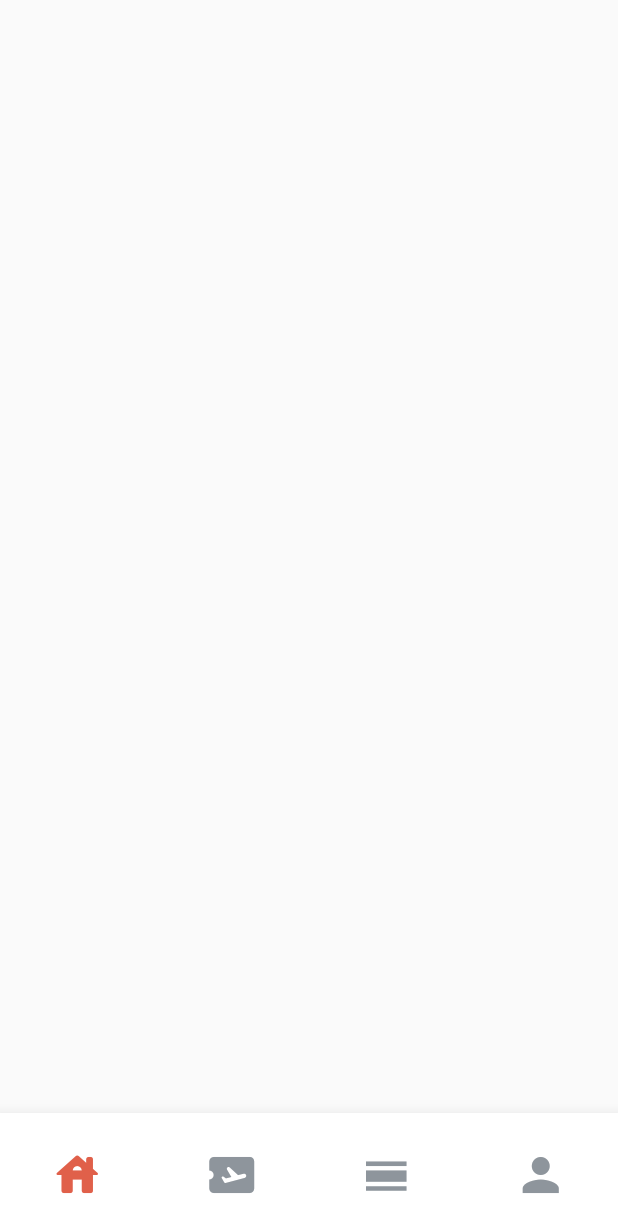
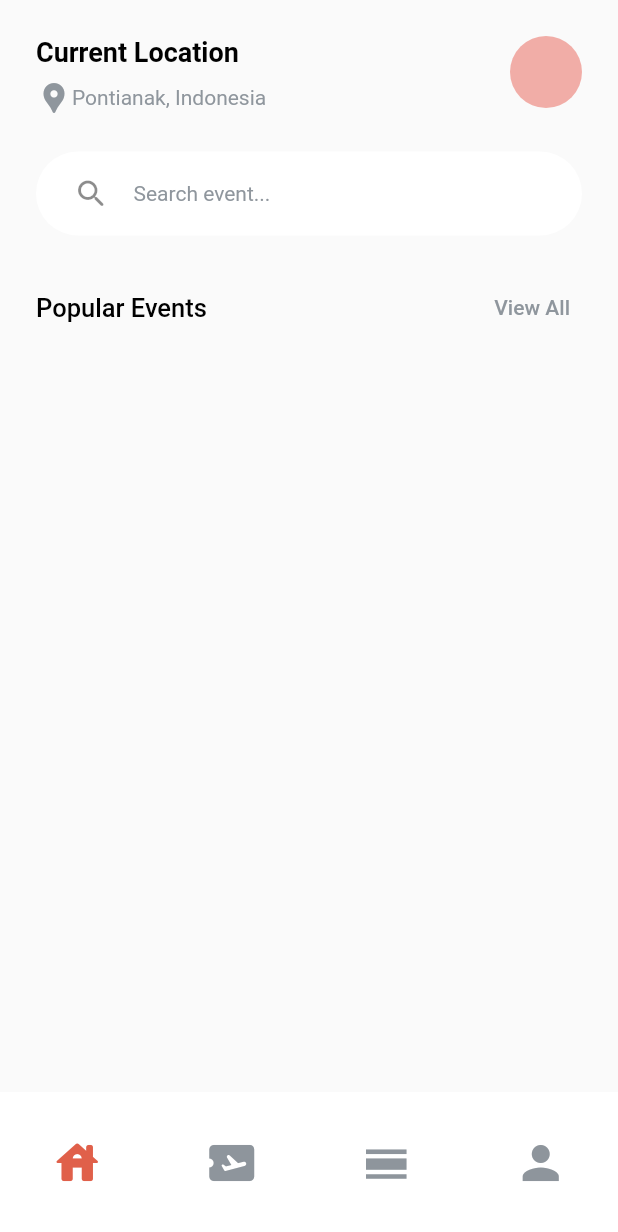
Before and after one commit to rafaelcolladojr/eventer, a Flutter app: the screen it shows after launch, on a phone screen of 412 x 824 dp. Shown: the top 1232 px of the screen. Run offline on Flutter 3.47's test engine with Material 2 defaults, Android fonts, the phone set to English and light mode, and no system bars.

Commit message:
Added constant values and colors. Implemented headers and CustomTextField in HomePage

```diff
--- a/lib/app.dart
+++ b/lib/app.dart
@@ -1,4 +1,5 @@
-import 'package:eventer/presentation/pages/home_page.dart';
+import 'package:eventer/core/constants/app_themes.dart';
+import 'package:eventer/presentation/pages/main_page.dart';
 import 'package:flutter/material.dart';
 
 class EventerApp extends StatelessWidget {
@@ -9,13 +10,11 @@ class EventerApp extends StatelessWidget {
     return MaterialApp(
       debugShowCheckedModeBanner: false,
       title: 'Eventer',
-      theme: ThemeData(
-        primarySwatch: Colors.blue,
-      ),
+      theme: ThemeData(appBarTheme: AppThemes.appBarTheme),
       routes: {
-        HomePage.route: (_) => const HomePage(),
+        MainPage.route: (_) => const MainPage(),
       },
-      initialRoute: HomePage.route,
+      initialRoute: MainPage.route,
     );
   }
 }
--- a/lib/core/constants/app_colors.dart
+++ b/lib/core/constants/app_colors.dart
@@ -3,6 +3,14 @@ import 'package:flutter/material.dart';
 class AppColors {
   static Color background = const Color(0xfffcfcfc);
   static Color foreground = const Color(0xffffffff);
+
+  static Color primary = const Color(0xff000000);
+  static Color primaryLight = const Color(0xff8f969d);
+
+  static Color secondary = const Color(0xffe0604a);
+  static Color secondaryLight = const Color(0xfffcf2f1);
   static Color selectedBottomNavigationIcon = const Color(0xffe0604a);
   static Color unselectedBottomNavigationIcon = const Color(0xff8e959c);
+
+  static Color profileCircle = const Color(0xfff1ada7);
 }
--- /dev/null
+++ b/lib/core/constants/app_numbers.dart
@@ -0,0 +1,3 @@
+class AppNumbers {
+  static double mainPadding = 24.0;
+}
--- /dev/null
+++ b/lib/core/constants/app_styles.dart
@@ -0,0 +1,22 @@
+import 'package:eventer/core/constants/app_colors.dart';
+import 'package:flutter/material.dart';
+
+class AppStyles {
+  static TextStyle header1 = TextStyle(
+    color: AppColors.primary,
+    fontWeight: FontWeight.w700,
+    fontSize: 18.0,
+  );
+
+  static TextStyle header2 = TextStyle(
+    color: AppColors.primary,
+    fontWeight: FontWeight.w500,
+    fontSize: 17.0,
+  );
+
+  static TextStyle subtitle = TextStyle(
+    color: AppColors.primaryLight,
+    fontWeight: FontWeight.w400,
+    fontSize: 14.0,
+  );
+}
--- /dev/null
+++ b/lib/core/constants/app_themes.dart
@@ -0,0 +1,9 @@
+import 'package:flutter/material.dart';
+import 'package:flutter/services.dart';
+
+class AppThemes {
+  static AppBarTheme appBarTheme = const AppBarTheme(
+    systemOverlayStyle: SystemUiOverlayStyle.dark,
+    color: Colors.transparent,
+  );
+}
--- a/lib/presentation/pages/home_page.dart
+++ b/lib/presentation/pages/home_page.dart
@@ -1,19 +1,76 @@
-import 'package:eventer/presentation/widgets/home_bottom_navigation_bar.dart';
+import 'package:eventer/core/constants/app_colors.dart';
+import 'package:eventer/core/constants/app_numbers.dart';
+import 'package:eventer/core/constants/app_styles.dart';
+import 'package:eventer/presentation/widgets/custom_text_field.dart';
 import 'package:flutter/material.dart';
 
 class HomePage extends StatelessWidget {
   const HomePage({Key? key}) : super(key: key);
 
-  static String route = '/';
-
   @override
   Widget build(BuildContext context) {
-    return Scaffold(
-      body: SafeArea(
-        bottom: false,
-        child: Container(),
-      ),
-      bottomNavigationBar: const HomeBottomNavigationBar(),
+    return Column(
+      children: [
+        Padding(
+          padding: EdgeInsets.all(AppNumbers.mainPadding),
+          child: Column(
+            children: [
+              Row(
+                mainAxisAlignment: MainAxisAlignment.spaceBetween,
+                crossAxisAlignment: CrossAxisAlignment.start,
+                children: [
+                  Column(
+                    crossAxisAlignment: CrossAxisAlignment.start,
+                    mainAxisAlignment: MainAxisAlignment.spaceBetween,
+                    children: [
+                      Padding(
+                        padding: const EdgeInsets.only(bottom: 8.0),
+                        child: Text(
+                          'Current Location',
+                          style: TextStyle(color: AppColors.primary, fontWeight: FontWeight.w700, fontSize: 18.0),
+                        ),
+                      ),
+                      Row(
+                        children: [
+                          Icon(Icons.location_pin, color: AppColors.primaryLight),
+                          Text(
+                            'Pontianak, Indonesia',
+                            style: AppStyles.subtitle,
+                          ),
+                        ],
+                      )
+                    ],
+                  ),
+                  CircleAvatar(
+                    radius: 24.0,
+                    backgroundColor: AppColors.profileCircle,
+                  ),
+                ],
+              ),
+              const Padding(
+                padding: EdgeInsets.symmetric(vertical: 24.0),
+                child: CustomTextField(
+                  label: Icon(Icons.search_rounded),
+                  hint: 'Search event...',
+                ),
+              ),
+              Row(
+                mainAxisAlignment: MainAxisAlignment.spaceBetween,
+                children: [
+                  Text('Popular Events', style: AppStyles.header2),
+                  TextButton(
+                    child: const Text('View All'),
+                    onPressed: () {},
+                    style: ButtonStyle(
+                      foregroundColor: MaterialStateColor.resolveWith((states) => AppColors.primaryLight),
+                    ),
+                  ),
+                ],
+              ),
+            ],
+          ),
+        ),
+      ],
     );
   }
 }
--- /dev/null
+++ b/lib/presentation/pages/main_page.dart
@@ -0,0 +1,42 @@
+import 'package:eventer/presentation/pages/home_page.dart';
+import 'package:eventer/presentation/widgets/home_bottom_tab_bar.dart';
+import 'package:flutter/material.dart';
+
+class MainPage extends StatelessWidget {
+  const MainPage({Key? key}) : super(key: key);
+
+  static String route = '/';
+
+  @override
+  Widget build(BuildContext context) {
+    return Scaffold(
+      body: DefaultTabController(
+        length: 4,
+        child: SafeArea(
+          bottom: false,
+          child: Column(
+            children: [
+              Expanded(
+                  child: TabBarView(
+                children: [
+                  const HomePage(),
+                  Container(),
+                  Container(),
+                  Container(),
+                ],
+              )),
+              const HomeBottomTabBar(
+                icons: [
+                  Icons.house_rounded,
+                  Icons.airplane_ticket_rounded,
+                  Icons.calendar_view_day,
+                  Icons.person,
+                ],
+              ),
+            ],
+          ),
+        ),
+      ),
+    );
+  }
+}
--- /dev/null
+++ b/lib/presentation/widgets/custom_text_field.dart
@@ -0,0 +1,46 @@
+import 'package:eventer/core/constants/app_colors.dart';
+import 'package:flutter/material.dart';
+
+class CustomTextField extends StatelessWidget {
+  const CustomTextField({
+    Key? key,
+    this.label,
+    this.hint,
+    this.onChanged,
+    this.controller,
+  }) : super(key: key);
+
+  final Widget? label;
+  final String? hint;
+  final Function(String)? onChanged;
+  final TextEditingController? controller;
+
+  @override
+  Widget build(BuildContext context) {
+    return ListTile(
+      leading: label,
+      title: TextField(
+        controller: controller,
+        decoration: InputDecoration(
+          hintText: hint,
+          hintStyle: TextStyle(
+            color: AppColors.primaryLight,
+          ),
+          border: InputBorder.none,
+        ),
+        style: const TextStyle(
+          fontSize: 14.0,
+        ),
+        onChanged: onChanged,
+      ),
+      tileColor: AppColors.foreground,
+      contentPadding: const EdgeInsets.symmetric(horizontal: 25.0),
+      horizontalTitleGap: 0.0,
+      shape: const RoundedRectangleBorder(
+        borderRadius: BorderRadius.all(
+          Radius.circular(50.0),
+        ),
+      ),
+    );
+  }
+}
--- a/lib/presentation/widgets/home_bottom_navigation_bar.dart
+++ /dev/null
@@ -1,31 +0,0 @@
-import 'package:eventer/core/constants/app_colors.dart';
-import 'package:flutter/material.dart';
-
-class HomeBottomNavigationBar extends StatelessWidget {
-  const HomeBottomNavigationBar({
-    Key? key,
-  }) : super(key: key);
-
-  @override
-  Widget build(BuildContext context) {
-    return BottomNavigationBar(
-        backgroundColor: AppColors.foreground,
-        iconSize: 36.0,
-        selectedItemColor: AppColors.selectedBottomNavigationIcon,
-        unselectedItemColor: AppColors.unselectedBottomNavigationIcon,
-        type: BottomNavigationBarType.fixed,
-        items: [
-          Icons.house_rounded,
-          Icons.airplane_ticket_rounded,
-          Icons.calendar_view_day,
-          Icons.person,
-        ]
-            .map((e) => BottomNavigationBarItem(
-                icon: Padding(
-                  padding: const EdgeInsets.only(top: 16.0),
-                  child: Icon(e),
-                ),
-                label: ''))
-            .toList());
-  }
-}
--- /dev/null
+++ b/lib/presentation/widgets/home_bottom_tab_bar.dart
@@ -0,0 +1,25 @@
+import 'package:eventer/core/constants/app_colors.dart';
+import 'package:flutter/material.dart';
+
+class HomeBottomTabBar extends StatelessWidget {
+  const HomeBottomTabBar({
+    Key? key,
+    required this.icons,
+  }) : super(key: key);
+
+  final List<IconData> icons;
+
+  @override
+  Widget build(BuildContext context) {
+    return Container(
+      color: AppColors.foreground,
+      child: TabBar(
+        padding: const EdgeInsets.symmetric(vertical: 24.0),
+        unselectedLabelColor: AppColors.unselectedBottomNavigationIcon,
+        labelColor: AppColors.selectedBottomNavigationIcon,
+        indicatorColor: Colors.transparent,
+        tabs: icons.map((e) => Tab(icon: Icon(e, size: 36.0))).toList(),
+      ),
+    );
+  }
+}
```
